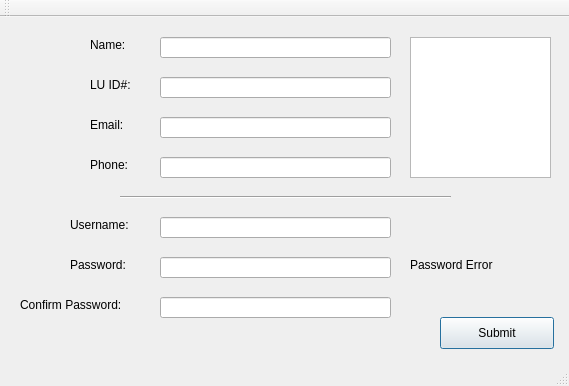
This is LAWRENTIAN/LuD/registrationwindow.ui in pyridine/LAWRENTIAN as Qt 5 draws it before an edit. The edited form follows.
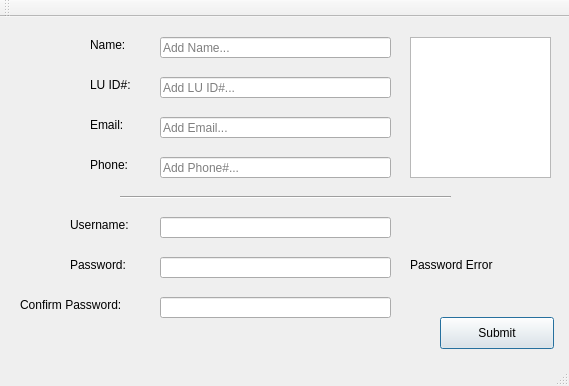
This is the edited form.

Patch:
```diff
--- a/LAWRENTIAN/LuD/registrationwindow.ui
+++ b/LAWRENTIAN/LuD/registrationwindow.ui
@@ -88,6 +88,9 @@
       <height>21</height>
      </rect>
     </property>
+    <property name="placeholderText">
+     <string>Add Email...</string>
+    </property>
    </widget>
    <widget class="QLineEdit" name="nameTextField">
     <property name="geometry">
@@ -98,6 +101,12 @@
       <height>21</height>
      </rect>
     </property>
+    <property name="accessibleName">
+     <string>nameTextField</string>
+    </property>
+    <property name="placeholderText">
+     <string>Add Name...</string>
+    </property>
    </widget>
    <widget class="QLineEdit" name="luIdTextField">
     <property name="geometry">
@@ -108,6 +117,9 @@
       <height>21</height>
      </rect>
     </property>
+    <property name="placeholderText">
+     <string>Add LU ID#...</string>
+    </property>
    </widget>
    <widget class="QLineEdit" name="phoneTextField">
     <property name="geometry">
@@ -118,6 +130,9 @@
       <height>21</height>
      </rect>
     </property>
+    <property name="placeholderText">
+     <string>Add Phone#...</string>
+    </property>
    </widget>
    <widget class="QLabel" name="label_5">
     <property name="geometry">
```
Left out of the diff: 10 changed lines with no effect on the pictures.
